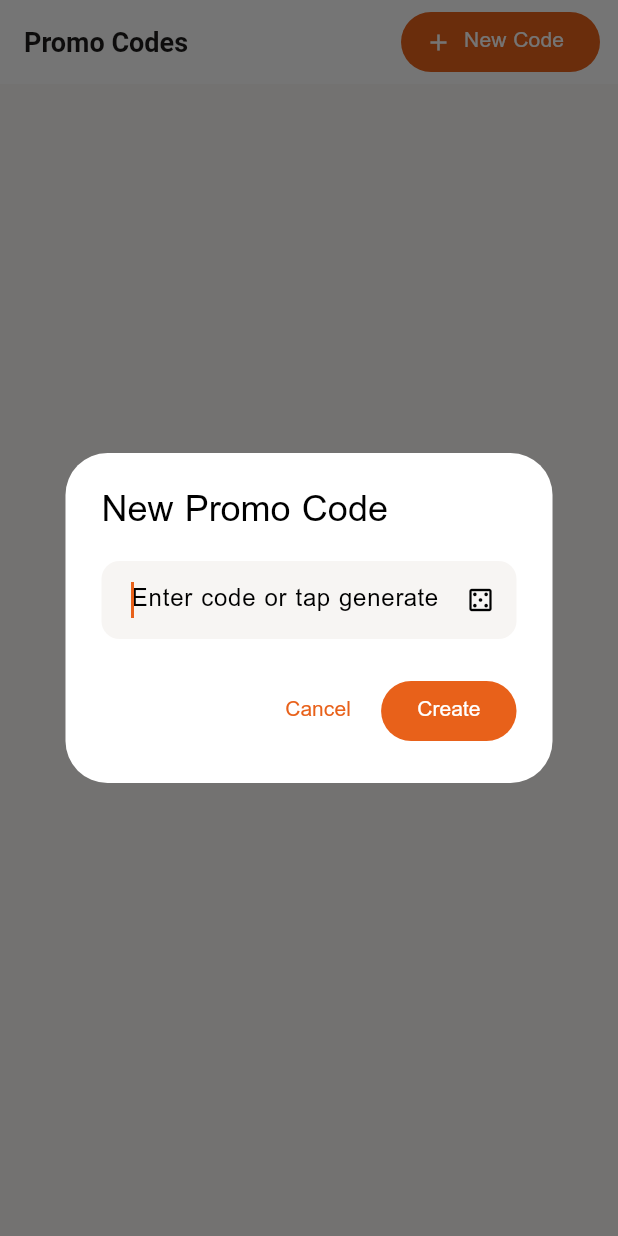
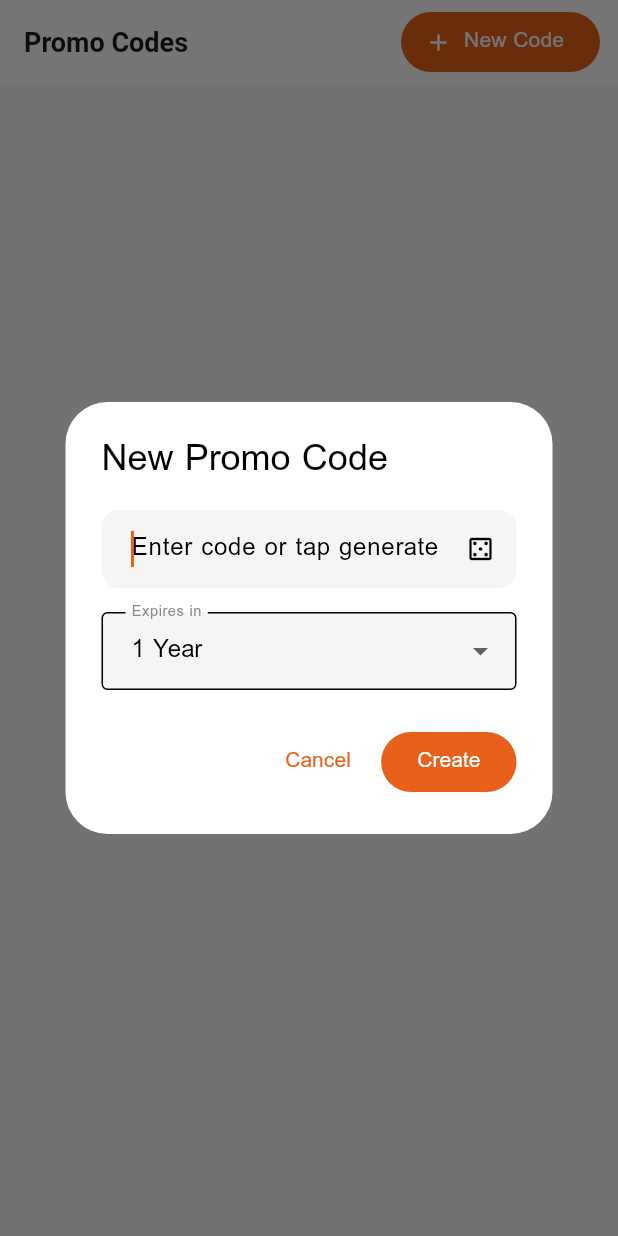
Before and after one commit to apollocked/my_resturant, a Flutter app: the PromoCodesPage screen opened by its route, after a tap on "New Code", on a phone screen of 412 x 824 dp. Run offline on Flutter 3.47's test engine with Material 3 defaults, Android fonts, the phone set to English and light mode, and no system bars; our stand-ins replace cached_network_image, connectivity_plus, drift, file_picker, fl_chart, flutter_bloc and 9 more; accounts and stored records are empty; generated files the repository leaves out were written again.

Commit message:
Add : expiration for the codes

```diff
--- a/lib/presentation/pages/admin/promo_codes_page.dart
+++ b/lib/presentation/pages/admin/promo_codes_page.dart
@@ -35,13 +35,22 @@ class _PromoCodesPageState extends State<PromoCodesPage> {
     return List.generate(8, (_) => chars[rng.nextInt(chars.length)]).join();
   }
 
+  bool _isExpired(Map<String, dynamic> code) {
+    final expires = code['expires_at'];
+    if (expires == null) return false;
+    return DateTime.parse(expires.toString()).isBefore(DateTime.now());
+  }
+
   Future<void> _createCode() async {
     final controller = TextEditingController();
-    final result = await showDialog<String>(
+    int selectedMonths = 12;
+    final result = await showDialog<Map<String, dynamic>>(
       context: context,
-      builder: (ctx) => AlertDialog(
+      builder: (ctx) => StatefulBuilder(
+        builder: (ctx, setDialogState) => AlertDialog(
           title: const Text('New Promo Code'),
-          content: TextField(
+          content: Column(mainAxisSize: MainAxisSize.min, children: [
+            TextField(
               controller: controller,
               autofocus: true,
               textCapitalization: TextCapitalization.characters,
@@ -57,21 +66,43 @@ class _PromoCodesPageState extends State<PromoCodesPage> {
                 ),
               ),
             ),
+            const SizedBox(height: 16),
+            DropdownButtonFormField<int>(
+              initialValue: selectedMonths,
+              decoration: const InputDecoration(labelText: 'Expires in', border: OutlineInputBorder()),
+              items: const [
+                DropdownMenuItem(value: 3, child: Text('3 Months')),
+                DropdownMenuItem(value: 6, child: Text('6 Months')),
+                DropdownMenuItem(value: 12, child: Text('1 Year')),
+              ],
+              onChanged: (v) { if (v != null) setDialogState(() => selectedMonths = v); },
+            ),
+          ]),
           actions: [
             TextButton(onPressed: () => Navigator.pop(ctx), child: const Text('Cancel')),
             FilledButton(
-            onPressed: () => Navigator.pop(ctx, controller.text.isNotEmpty ? controller.text : null),
+              onPressed: () {
+                if (controller.text.trim().isEmpty) return;
+                Navigator.pop(ctx, {'code': controller.text.trim().toUpperCase(), 'months': selectedMonths});
+              },
               child: const Text('Create'),
             ),
           ],
         ),
+      ),
     );
-    if (result == null || result.trim().isEmpty) return;
+    if (result == null) return;
+    final code = result['code'] as String;
+    final months = result['months'] as int;
+    final expiresAt = DateTime.now().add(Duration(days: months * 30));
     try {
-      await _db.from('promo_codes').insert({'code': result.trim().toUpperCase()});
+      await _db.from('promo_codes').insert({
+        'code': code,
+        'expires_at': expiresAt.toUtc().toIso8601String(),
+      });
       if (!mounted) return;
       ScaffoldMessenger.of(context).showSnackBar(
-        SnackBar(content: Text('Code "${result.trim().toUpperCase()}" created'), backgroundColor: AppColors.primary));
+        SnackBar(content: Text('Code "$code" created (expires in $months months)'), backgroundColor: AppColors.primary));
       _load();
     } catch (e) {
       if (!mounted) return;
@@ -95,6 +126,24 @@ class _PromoCodesPageState extends State<PromoCodesPage> {
     if (confirm != true) return;
     await _db.from('promo_codes').delete().eq('code', code);
     _load();
+  }
+
+  String _statusText(Map<String, dynamic> code) {
+    if (code['used_by'] != null) return 'Used';
+    if (_isExpired(code)) return 'Expired';
+    return 'Available';
+  }
+
+  Color _statusColor(Map<String, dynamic> code) {
+    if (code['used_by'] != null) return Colors.orange;
+    if (_isExpired(code)) return Colors.red;
+    return Colors.green;
+  }
+
+  IconData _statusIcon(Map<String, dynamic> code) {
+    if (code['used_by'] != null) return Icons.lock_outline;
+    if (_isExpired(code)) return Icons.timer_off_outlined;
+    return Icons.vpn_key;
   }
 
   @override
@@ -137,17 +186,20 @@ class _PromoCodesPageState extends State<PromoCodesPage> {
           border: Border.all(color: cs.outlineVariant),
         ),
         child: Table(
-          columnWidths: const {0: FlexColumnWidth(2), 1: FlexColumnWidth(2), 2: FlexColumnWidth(1.5), 3: FlexColumnWidth(1)},
+          columnWidths: const {0: FlexColumnWidth(2), 1: FlexColumnWidth(1.5), 2: FlexColumnWidth(1.5), 3: FlexColumnWidth(1.5), 4: FlexColumnWidth(1)},
           children: [
             TableRow(decoration: BoxDecoration(color: cs.surfaceContainerHighest, borderRadius: const BorderRadius.vertical(top: Radius.circular(16))),
-              children: [_th('Code', cs), _th('Used By', cs), _th('Date', cs), _th('', cs)]),
+              children: [_th('Code', cs), _th('Status', cs), _th('Created', cs), _th('Expires', cs), _th('', cs)]),
             for (int i = 0; i < _codes.length; i++)
               TableRow(decoration: BoxDecoration(border: Border(bottom: BorderSide(color: cs.outlineVariant.withValues(alpha: 0.3))),
                 borderRadius: i == _codes.length - 1 ? const BorderRadius.vertical(bottom: Radius.circular(16)) : null),
-                children: [_td(_codes[i]['code'] ?? '', cs, bold: true),
-                  _td(_codes[i]['used_by'] != null ? 'Used' : 'Available', cs, color: _codes[i]['used_by'] != null ? Colors.orange : Colors.green),
+                children: [
+                  _td(_codes[i]['code'] ?? '', cs, bold: true),
+                  _td(_statusText(_codes[i]), cs, color: _statusColor(_codes[i])),
                   _td(_formatDate(_codes[i]['created_at']), cs),
-                  _tdAction(_codes[i], cs)]),
+                  _td(_formatDate(_codes[i]['expires_at']), cs),
+                  _tdAction(_codes[i], cs),
+                ]),
           ],
         ),
       ),
@@ -161,7 +213,7 @@ class _PromoCodesPageState extends State<PromoCodesPage> {
     padding: const EdgeInsets.all(12), child: Text(text, style: TextStyle(fontWeight: bold ? FontWeight.w600 : FontWeight.w400, color: color ?? cs.onSurface, fontSize: 14)));
 
   Widget _tdAction(Map<String, dynamic> code, ColorScheme cs) {
-    final used = code['used_by'] != null;
+    final canDelete = code['used_by'] == null;
     return Padding(
       padding: const EdgeInsets.all(8),
       child: Row(children: [
@@ -173,7 +225,7 @@ class _PromoCodesPageState extends State<PromoCodesPage> {
             ScaffoldMessenger.of(context).showSnackBar(const SnackBar(content: Text('Copied'), duration: Duration(seconds: 1)));
           },
         ),
-        if (!used) IconButton(
+        if (canDelete) IconButton(
           icon: Icon(Icons.delete_outline, size: 18, color: cs.error),
           tooltip: 'Delete',
           onPressed: () => _deleteCode(code['code']),
@@ -188,17 +240,18 @@ class _PromoCodesPageState extends State<PromoCodesPage> {
       itemCount: _codes.length,
       itemBuilder: (context, i) {
         final c = _codes[i];
-        final used = c['used_by'] != null;
+        final status = _statusText(c);
+        final color = _statusColor(c);
         return Card(
           margin: const EdgeInsets.only(bottom: 8),
           child: ListTile(
             leading: Container(
               padding: const EdgeInsets.all(8),
-              decoration: BoxDecoration(color: used ? Colors.orange.withValues(alpha: 0.1) : Colors.green.withValues(alpha: 0.1), borderRadius: BorderRadius.circular(8)),
-              child: Icon(used ? Icons.lock_outline : Icons.vpn_key, color: used ? Colors.orange : Colors.green, size: 20),
+              decoration: BoxDecoration(color: color.withValues(alpha: 0.1), borderRadius: BorderRadius.circular(8)),
+              child: Icon(_statusIcon(c), color: color, size: 20),
             ),
             title: Text(c['code'] ?? '', style: const TextStyle(fontWeight: FontWeight.w700, fontFamily: 'monospace', fontSize: 16)),
-            subtitle: Text(used ? 'Used' : 'Available', style: TextStyle(color: used ? Colors.orange : Colors.green, fontSize: 12)),
+            subtitle: Text('$status • expires ${_formatDate(c['expires_at'])}', style: TextStyle(color: color, fontSize: 12)),
             trailing: Row(mainAxisSize: MainAxisSize.min, children: [
               IconButton(
                 icon: Icon(Icons.copy_rounded, size: 18, color: cs.primary),
@@ -207,7 +260,7 @@ class _PromoCodesPageState extends State<PromoCodesPage> {
                   ScaffoldMessenger.of(context).showSnackBar(const SnackBar(content: Text('Copied'), duration: Duration(seconds: 1)));
                 },
               ),
-              if (!used) IconButton(
+              if (c['used_by'] == null) IconButton(
                 icon: Icon(Icons.delete_outline, size: 18, color: cs.error),
                 onPressed: () => _deleteCode(c['code']),
               ),
```
Also changed, not shown: lib/data/repositories/auth_repository_impl.dart (+9 -2 lines). Lines whose indentation alone changed are shown as unchanged.
